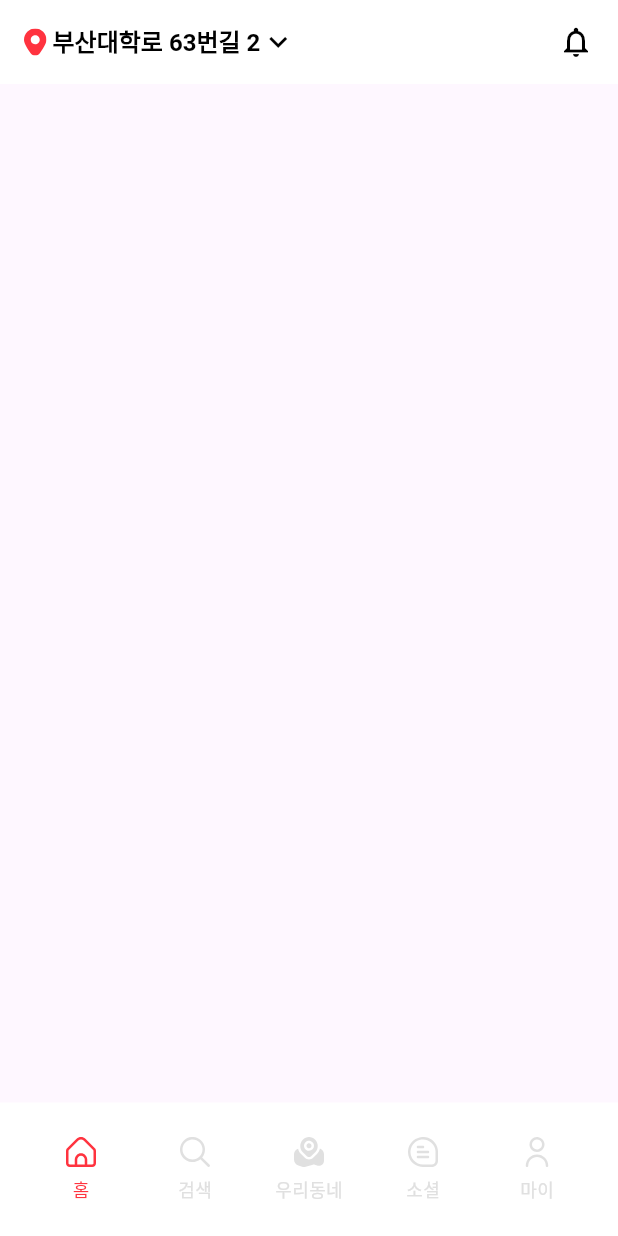
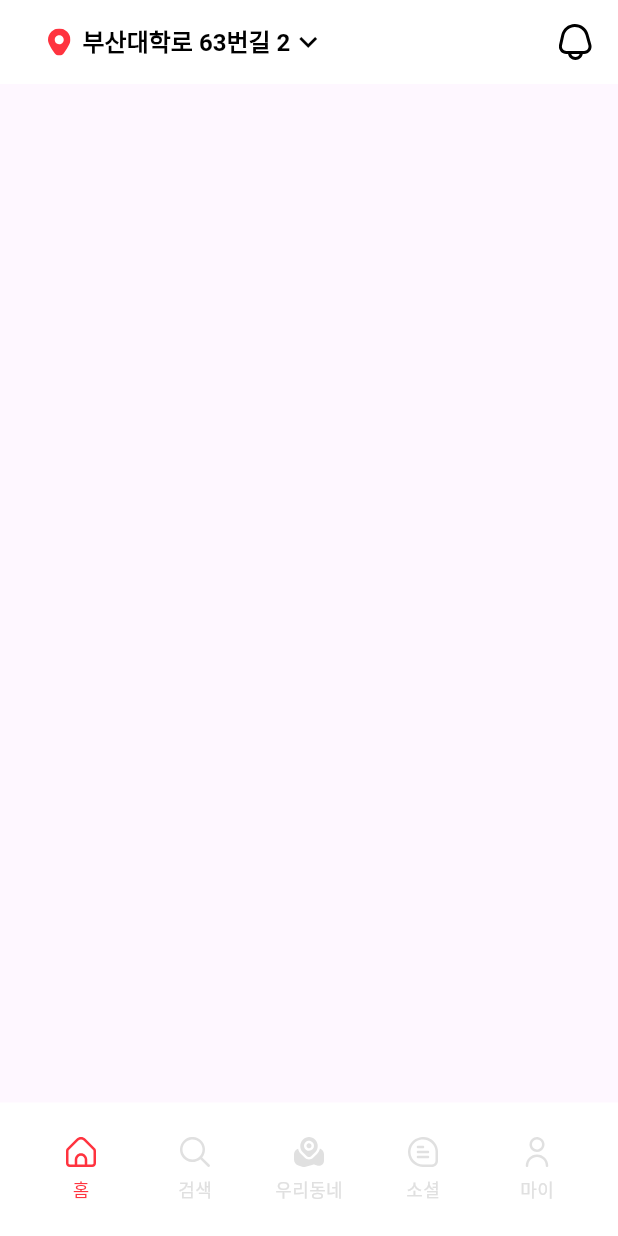
Before and after one commit to ApptiveDev/NOCHIGIMA, a Flutter app: the screen it shows after launch, on a phone screen of 412 x 824 dp. Run offline on Flutter 3.47's test engine with Material 3 defaults, Android fonts, the phone set to English and light mode, and no system bars; our stand-ins replace flutter_svg; Roboto replaces fonts that are missing (Pretendard).

Commit message:
feat: 홈화면-상단 구현

```diff
--- a/frontend/lib/screens/home/home_screen.dart
+++ b/frontend/lib/screens/home/home_screen.dart
@@ -7,13 +7,16 @@ class HomeScreen extends StatelessWidget{
 
   @override
   Widget build(BuildContext context){
-    return MaterialApp(
-      home: Scaffold(
+    return Scaffold(
         appBar: AppBar(
           backgroundColor: Colors.white,
-          title: GestureDetector(
+          title: Padding(
+            padding: EdgeInsets.symmetric(horizontal: 16),
             child: Row(
-              mainAxisSize: MainAxisSize.min,
+              mainAxisAlignment: MainAxisAlignment.spaceBetween,
+              children: [
+                GestureDetector(
+                  child:Row(
                     children: [
                       SvgPicture.asset(
                         'assets/images/appbar_location.svg',
@@ -21,7 +24,7 @@ class HomeScreen extends StatelessWidget{
                         height: 18,
                         colorFilter: ColorFilter.mode(AppColors.nochigimaColor, BlendMode.srcIn),
                       ),
-                SizedBox(width: 4),
+                      SizedBox(width: 8),
                       Text(
                         '부산대학로 63번길 2',
                         style: TextStyle(
@@ -33,12 +36,20 @@ class HomeScreen extends StatelessWidget{
                       ),
                       Icon(Icons.keyboard_arrow_down, color: Colors.black),
                     ],
+                  )
+                ),
+              ],
             ),
           ),
             actions:[
               IconButton(
                 onPressed: () {},
-                icon: Icon(Icons.notifications_none, color: Colors.black),
+                icon: SvgPicture.asset(
+                  'assets/images/notification.svg',
+                  width: 24,
+                  height: 24,
+                  colorFilter: ColorFilter.mode(Colors.black, BlendMode.srcIn),
+                )
               ),
               SizedBox(width: 4),
             ]
@@ -48,7 +59,7 @@ class HomeScreen extends StatelessWidget{
 
         bottomNavigationBar: Row(), // 하단
 
-      )
       );
+
   }
 }
```
Lines whose indentation alone changed are shown as unchanged.
